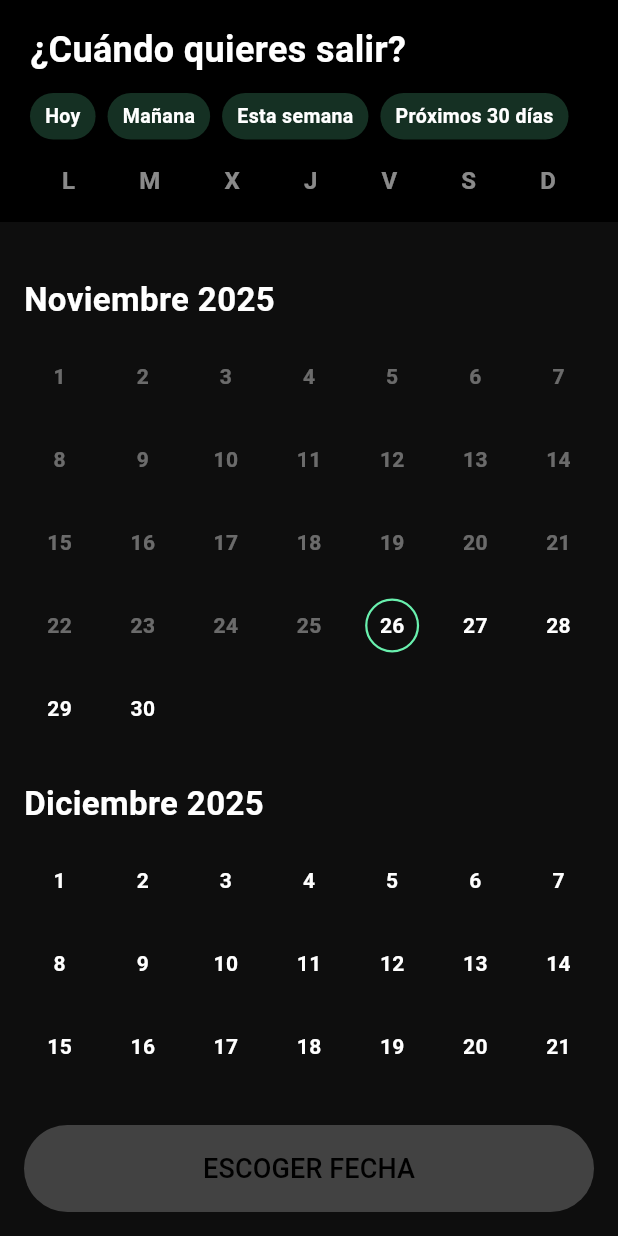
After one commit to ASaez-D/VibraAPP, a Flutter app: the CalendarScreen screen opened directly, on a phone screen of 412 x 824 dp. The commit adds this screen. Run offline on Flutter 3.47's test engine with Material 3 defaults, Android fonts, the phone set to English and light mode, and no system bars; our stand-ins replace firebase_auth, firebase_core, google_fonts, google_sign_in, shared_preferences; missing offline and left inert: flutter_web_auth_2; accounts and stored records are empty; project files that could hold a hidden picture were left out.

Commit message:
Calendar_Screen y fixes

```diff
--- a/lib/main.dart
+++ b/lib/main.dart
@@ -1,10 +1,14 @@
 import 'package:flutter/material.dart';
 import 'package:firebase_core/firebase_core.dart';
+import 'package:vibra_project/screens/calendar_screen.dart';
 import 'screens/login_screen.dart';
+import 'package:intl/date_symbol_data_local.dart';
 
 void main() async {
   WidgetsFlutterBinding.ensureInitialized();
   await Firebase.initializeApp();
+  await initializeDateFormatting('es_ES', null);
+
   runApp(const MyApp());
 }
 
--- /dev/null
+++ b/lib/screens/calendar_screen.dart
@@ -0,0 +1,382 @@
+import 'package:flutter/material.dart';
+import 'concerts_in_range_screen.dart';
+import 'package:flutter/services.dart';
+import 'package:intl/intl.dart';
+import 'package:intl/date_symbol_data_local.dart';
+
+class CalendarScreen extends StatefulWidget {
+  const CalendarScreen({super.key});
+
+  @override
+  State<CalendarScreen> createState() => _CalendarScreenState();
+}
+
+class _CalendarScreenState extends State<CalendarScreen> {
+  DateTime? startDate;
+  DateTime? endDate;
+
+  final currentDate = DateTime.now();
+  String activeQuickButton = '';
+  bool isQuickSelection = false;
+  final ScrollController _scrollController = ScrollController();
+
+  @override
+  void initState() {
+    super.initState();
+    initializeDateFormatting('es_ES', null);
+  }
+
+  @override
+  void dispose() {
+    _scrollController.dispose();
+    super.dispose();
+  }
+
+  @override
+  Widget build(BuildContext context) {
+    final monthsList = <DateTime>[];
+
+    for (int i = 0; i < 12; i++) {
+      monthsList.add(DateTime(currentDate.year, currentDate.month + i));
+    }
+
+    return Scaffold(
+      backgroundColor: const Color(0xFF0E0E0E),
+      body: SafeArea(
+        child: Column(
+          children: [
+            // HEADER
+            Container(
+              padding: const EdgeInsets.symmetric(horizontal: 20, vertical: 16),
+              color: Colors.black,
+              child: Column(
+                crossAxisAlignment: CrossAxisAlignment.start,
+                children: [
+                  const Text(
+                    "¿Cuándo quieres salir?",
+                    style: TextStyle(
+                      color: Colors.white,
+                      fontWeight: FontWeight.bold,
+                      fontSize: 24,
+                    ),
+                  ),
+                  const SizedBox(height: 12),
+
+                  // QUICK BUTTONS
+                  Wrap(
+                    spacing: 8,
+                    runSpacing: 8,
+                    children: [
+                      _quickSelectButton("Hoy", DateTime.now()),
+                      _quickSelectButton(
+                          "Mañana", DateTime.now().add(const Duration(days: 1))),
+                      _quickSelectButton("Esta semana", null, rangeWeek: true),
+                      _quickSelectButton("Próximos 30 días", null,
+                          rangeNext30Days: true),
+                    ],
+                  ),
+
+                  const SizedBox(height: 16),
+
+                  // WEEKDAY LABELS
+                  Row(
+                    mainAxisAlignment: MainAxisAlignment.spaceAround,
+                    children: ['L', 'M', 'X', 'J', 'V', 'S', 'D']
+                        .map(
+                          (d) => Text(
+                            d,
+                            style: const TextStyle(
+                              color: Colors.white54,
+                              fontWeight: FontWeight.bold,
+                              fontSize: 16,
+                            ),
+                          ),
+                        )
+                        .toList(),
+                  ),
+                ],
+              ),
+            ),
+
+            // CALENDAR
+            Expanded(
+              child: ListView.builder(
+                controller: _scrollController,
+                padding:
+                    const EdgeInsets.symmetric(horizontal: 16, vertical: 12),
+                itemCount: monthsList.length,
+                itemBuilder: (context, index) {
+                  return _buildMonthCalendar(monthsList[index]);
+                },
+              ),
+            ),
+
+            // BUTTON
+            Padding(
+              padding: const EdgeInsets.all(16),
+              child: SizedBox(
+                width: double.infinity,
+                child: ElevatedButton(
+                  onPressed: (startDate != null || endDate != null)
+                      ? () {
+                          final sd = startDate ?? endDate!;
+                          final ed = endDate ?? startDate!;
+
+                          Navigator.push(
+                            context,
+                            MaterialPageRoute(
+                              builder: (context) => ConcertsInRangeScreen(
+                                startDate: sd,
+                                endDate: ed,
+                              ),
+                            ),
+                          );
+                        }
+                      : null,
+                  style: ElevatedButton.styleFrom(
+                    padding: const EdgeInsets.symmetric(vertical: 16),
+                    backgroundColor: Colors.greenAccent,
+                    disabledBackgroundColor: Colors.grey.shade800,
+                    shape: RoundedRectangleBorder(
+                      borderRadius: BorderRadius.circular(30),
+                    ),
+                  ),
+                  child: Text(
+                    _getButtonLabel(),
+                    style: const TextStyle(fontSize: 18, color: Colors.black),
+                  ),
+                ),
+              ),
+            ),
+          ],
+        ),
+      ),
+    );
+  }
+
+  // ---------------------------------------------------------
+  // GET BUTTON LABEL
+  // ---------------------------------------------------------
+  String _getButtonLabel() {
+    final sd = startDate;
+    final ed = endDate;
+
+    if (sd == null && ed == null) {
+      return "ESCOGER FECHA";
+    }
+
+    // Si solo queda endDate
+    if (sd == null && ed != null) {
+      return DateFormat('d MMMM', 'es_ES').format(ed).toUpperCase();
+    }
+
+    // Si solo queda startDate
+    if (sd != null && ed == null) {
+      return DateFormat('d MMMM', 'es_ES').format(sd).toUpperCase();
+    }
+
+    // Si ambos existen
+    if (sd!.isAtSameMomentAs(ed!)) {
+      return DateFormat('d MMMM', 'es_ES').format(sd).toUpperCase();
+    }
+
+    return "${DateFormat('d MMMM', 'es_ES').format(sd)} -> "
+            "${DateFormat('d MMMM', 'es_ES').format(ed)}"
+        .toUpperCase();
+  }
+
+  // ---------------------------------------------------------
+  // QUICK SELECT BUTTONS
+  // ---------------------------------------------------------
+  Widget _quickSelectButton(String label, DateTime? date,
+      {bool rangeWeek = false, bool rangeNext30Days = false}) {
+    final isActive = activeQuickButton == label;
+
+    return GestureDetector(
+      onTap: () {
+        HapticFeedback.lightImpact();
+        setState(() {
+          activeQuickButton = label;
+          isQuickSelection = true;
+
+          if (rangeWeek) {
+            startDate = DateTime.now();
+            endDate = DateTime.now().add(const Duration(days: 6));
+          } else if (rangeNext30Days) {
+            startDate = DateTime.now();
+            endDate = DateTime.now().add(const Duration(days: 30));
+          } else if (date != null) {
+            startDate = date;
+            endDate = date;
+          }
+        });
+      },
+      child: Container(
+        padding: const EdgeInsets.symmetric(horizontal: 10, vertical: 6),
+        decoration: BoxDecoration(
+          color: isActive
+              ? Colors.greenAccent
+              : Colors.greenAccent.withOpacity(0.2),
+          borderRadius: BorderRadius.circular(30),
+        ),
+        child: Text(
+          label,
+          style: TextStyle(
+            color: isActive ? Colors.black : Colors.white,
+            fontWeight: FontWeight.bold,
+            fontSize: 13,
+          ),
+        ),
+      ),
+    );
+  }
+
+  // ---------------------------------------------------------
+  // MONTH CALENDAR
+  // ---------------------------------------------------------
+  Widget _buildMonthCalendar(DateTime month) {
+    final monthName = _getMonthName(month.month);
+    final daysInMonth = DateTime(month.year, month.month + 1, 0).day;
+
+    return Column(
+      crossAxisAlignment: CrossAxisAlignment.start,
+      children: [
+        const SizedBox(height: 24),
+        Text(
+          "$monthName ${month.year}",
+          style: const TextStyle(
+            color: Colors.white,
+            fontSize: 22,
+            fontWeight: FontWeight.bold,
+          ),
+        ),
+        const SizedBox(height: 12),
+
+        GridView.builder(
+          shrinkWrap: true,
+          physics: const NeverScrollableScrollPhysics(),
+          itemCount: daysInMonth,
+          gridDelegate: const SliverGridDelegateWithFixedCrossAxisCount(
+            crossAxisCount: 7,
+            crossAxisSpacing: 8,
+            mainAxisSpacing: 8,
+          ),
+          itemBuilder: (context, dayIndex) {
+            final day = dayIndex + 1;
+            final date = DateTime(month.year, month.month, day);
+
+            final isPast = date.isBefore(DateTime(
+              currentDate.year,
+              currentDate.month,
+              currentDate.day,
+            ));
+
+            final isSelectedStart = startDate != null && date == startDate;
+            final isSelectedEnd = endDate != null && date == endDate;
+            final isBetween = startDate != null &&
+                endDate != null &&
+                date.isAfter(startDate!) &&
+                date.isBefore(endDate!);
+
+            final isToday = date ==
+                DateTime(
+                    currentDate.year, currentDate.month, currentDate.day);
+
+            return GestureDetector(
+              onTap: isPast
+                  ? null
+                  : () {
+                      HapticFeedback.lightImpact();
+                      setState(() {
+                        if (isQuickSelection) {
+                          // Si venimos de un botón rápido, desactivamos el modo rápido
+                          isQuickSelection = false;
+                          activeQuickButton = '';
+                        } else {
+                          if (isSelectedStart) {
+                            startDate = null;
+                          } else if (isSelectedEnd) {
+                            endDate = null;
+                          } else if (startDate == null) {
+                            startDate = date;
+                          } else if (endDate == null) {
+                            endDate = date;
+                          } else {
+                            startDate = date;
+                            endDate = null;
+                          }
+
+                          // Swap si hace falta
+                          if (startDate != null &&
+                              endDate != null &&
+                              startDate!.isAfter(endDate!)) {
+                            final temp = startDate;
+                            startDate = endDate;
+                            endDate = temp;
+                          }
+
+                          activeQuickButton = '';
+                        }
+                      });
+                    },
+              child: Center(
+                child: AnimatedContainer(
+                  duration: const Duration(milliseconds: 200),
+                  width: 36,
+                  height: 36,
+                  alignment: Alignment.center,
+                  decoration: BoxDecoration(
+                    color: isSelectedStart || isSelectedEnd
+                        ? Colors.greenAccent
+                        : isBetween
+                            ? Colors.greenAccent.withOpacity(0.3)
+                            : Colors.transparent,
+                    shape: BoxShape.circle,
+                    border: isToday
+                        ? Border.all(color: Colors.greenAccent, width: 1.5)
+                        : null,
+                  ),
+                  child: AnimatedScale(
+                    scale: isSelectedStart || isSelectedEnd ? 1.2 : 1,
+                    duration: const Duration(milliseconds: 200),
+                    child: Text(
+                      day.toString(),
+                      style: TextStyle(
+                        color: isPast
+                            ? Colors.white38
+                            : isSelectedStart ||
+                                    isSelectedEnd ||
+                                    isBetween
+                                ? Colors.black
+                                : Colors.white,
+                        fontWeight: FontWeight.bold,
+                      ),
+                    ),
+                  ),
+                ),
+              ),
+            );
+          },
+        ),
+      ],
+    );
+  }
+
+  String _getMonthName(int month) {
+    const months = [
+      "Enero",
+      "Febrero",
+      "Marzo",
+      "Abril",
+      "Mayo",
+      "Junio",
+      "Julio",
+      "Agosto",
+      "Septiembre",
+      "Octubre",
+      "Noviembre",
+      "Diciembre"
+    ];
+    return months[month - 1];
+  }
+}
--- /dev/null
+++ b/lib/screens/concerts_in_range_screen.dart
@@ -0,0 +1,29 @@
+import 'package:flutter/material.dart';
+
+class ConcertsInRangeScreen extends StatelessWidget {
+  final DateTime startDate;
+  final DateTime endDate;
+
+  const ConcertsInRangeScreen({
+    super.key,
+    required this.startDate,
+    required this.endDate,
+  });
+
+  @override
+  Widget build(BuildContext context) {
+    return Scaffold(
+      backgroundColor: const Color(0xFF0E0E0E),
+      appBar: AppBar(
+        backgroundColor: Colors.black,
+        title: const Text("Conciertos", style: TextStyle(color: Colors.white)),
+      ),
+      body: Center(
+        child: Text(
+          "Conciertos del ${startDate.day}/${startDate.month} al ${endDate.day}/${endDate.month}",
+          style: const TextStyle(color: Colors.white, fontSize: 20),
+        ),
+      ),
+    );
+  }
+}
--- a/pubspec.yaml
+++ b/pubspec.yaml
@@ -37,6 +37,7 @@ dependencies:
   shared_preferences: ^2.3.2
   google_sign_in: ^6.2.1
   firebase_core: ^3.3.0
+  intl: ^0.18.1
   firebase_auth: ^5.1.4
   google_fonts: ^6.0.0
 
```
Also changed, not shown: lib/screens/social_screen.dart (added), lib/screens/ticket_screen.dart (added), pubspec.lock.
